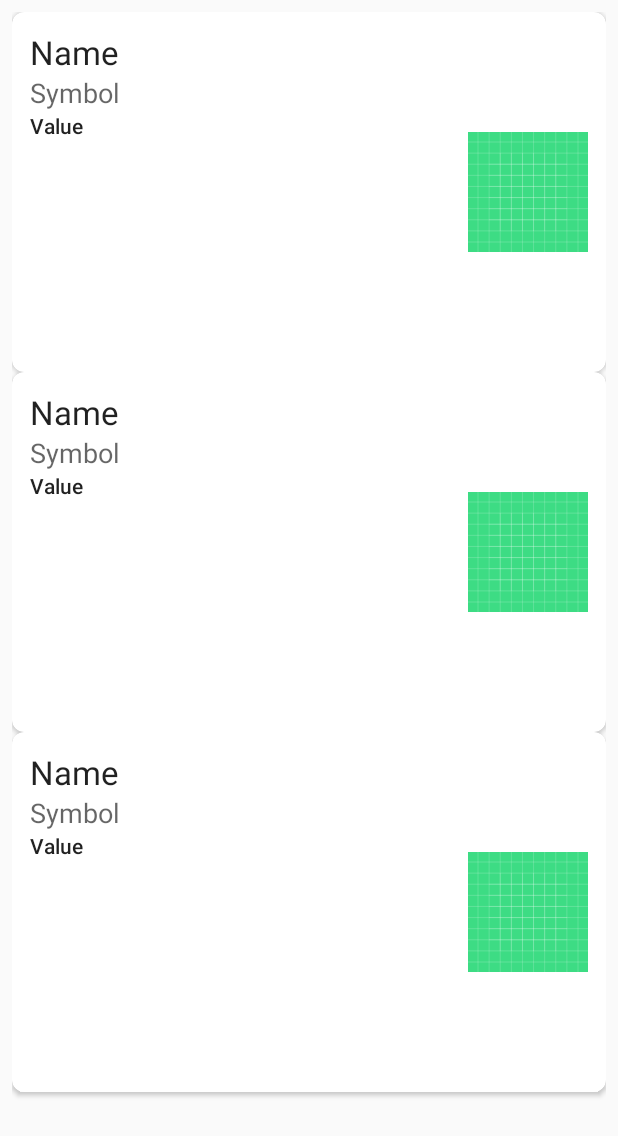
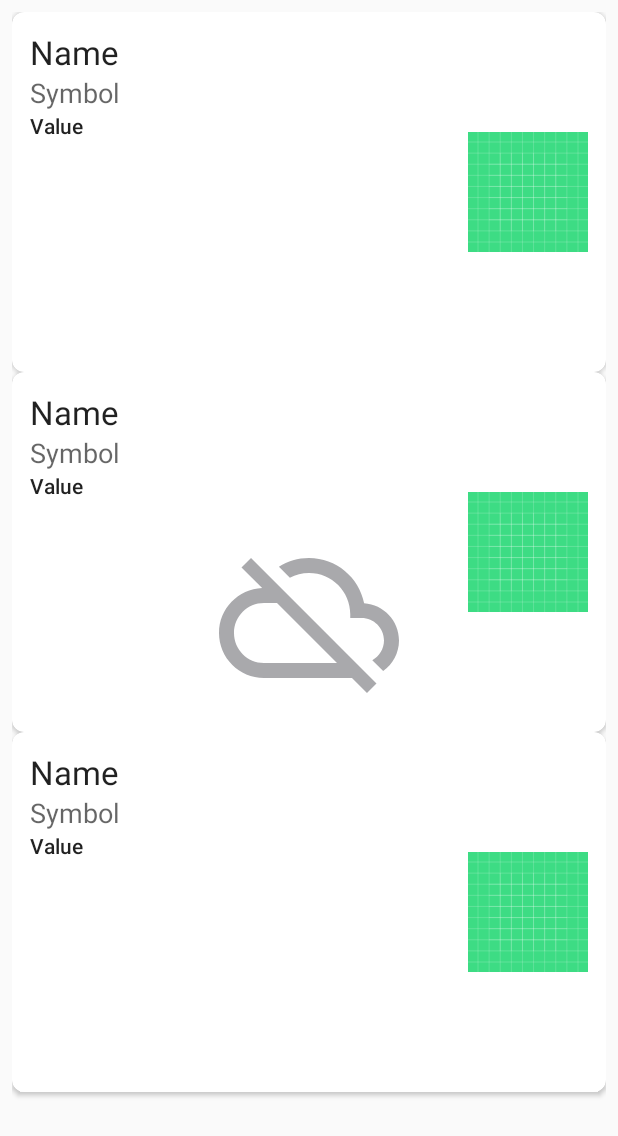
Before and after one commit to slomanojlo/CryptoExchange, an Android app: the layout fragment_currency_list.xml on its own in the app's theme, with its tools: preview values and no code run, on a phone screen of 412 x 824 dp. Shown: the top 1136 px of the screen. Run offline under Robolectric (Android 15) with nearby library versions, the phone set to English and light mode, and no system bars.

Commit message:
CurrencyListFragment error showing basics

```diff
--- a/app/src/main/res/layout/fragment_currency_list.xml
+++ b/app/src/main/res/layout/fragment_currency_list.xml
@@ -37,5 +37,18 @@
             app:layout_constraintRight_toRightOf="parent"
             app:layout_constraintTop_toTopOf="parent" />
 
+        <ImageView
+            android:id="@+id/iwError"
+            android:layout_width="120dp"
+            android:layout_height="120dp"
+            android:src="@drawable/ic_connection_error"
+            app:bindError="@{viewModel.status}"
+            tools:visibility="visible"
+            android:visibility="gone"
+            app:layout_constraintBottom_toBottomOf="parent"
+            app:layout_constraintEnd_toEndOf="parent"
+            app:layout_constraintStart_toStartOf="parent"
+            app:layout_constraintTop_toTopOf="parent" />
+
     </androidx.constraintlayout.widget.ConstraintLayout>
 </layout>
```
Also changed, not shown: app/src/main/java/rs/sloman/cryptoexchange/repo/CryptoDataSource.kt (+19 -7 lines), app/src/main/java/rs/sloman/cryptoexchange/repo/CryptoDataSourceFactory.kt (+9 -2 lines), app/src/main/java/rs/sloman/cryptoexchange/viewmodels/CryptoViewModel.kt (+13 -4 lines).
